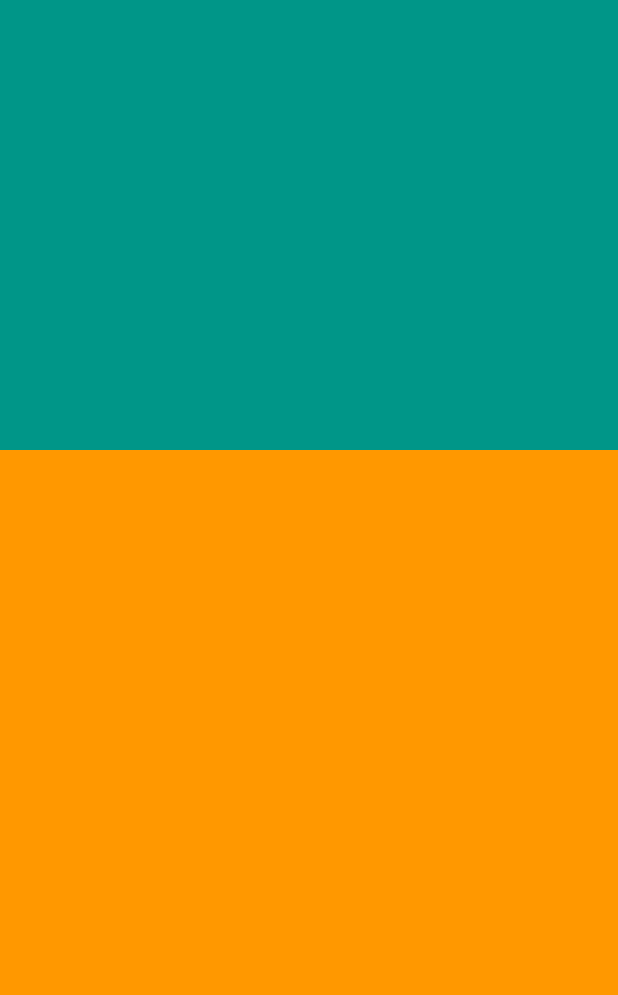
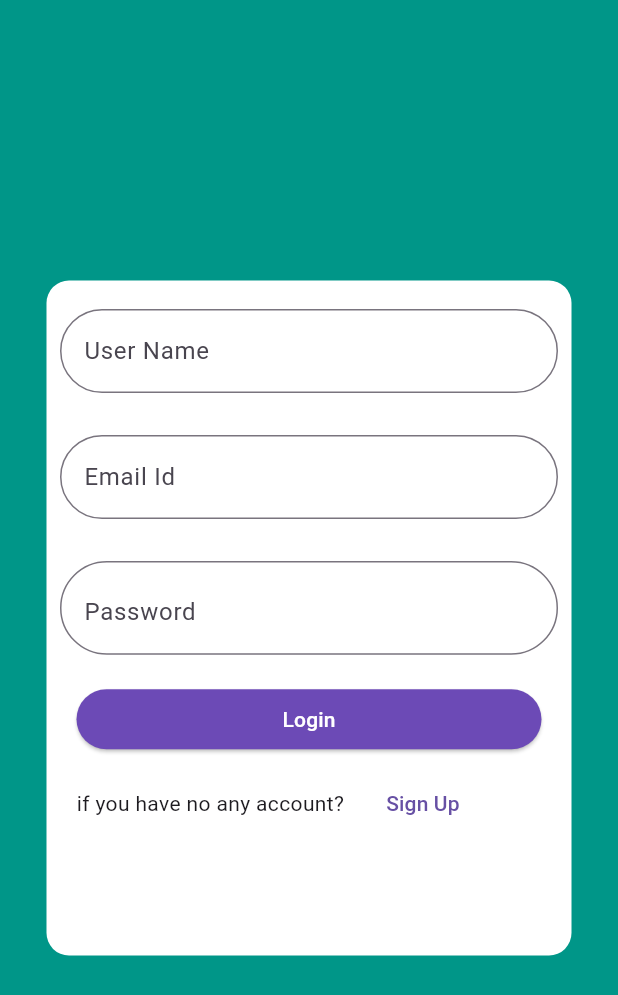
Before and after one commit to riyazahmad9129/myapp, a Flutter app: the screen it shows after launch, on a phone screen of 412 x 824 dp. Shown: the top 995 px of the screen. Run offline on Flutter 3.47's test engine with Material 2 defaults, Android fonts, the phone set to English and light mode, and no system bars; our stand-ins replace get.

Commit message:
Login Screen login_controller.dart

```diff
--- /dev/null
+++ b/lib/controller/login_controller.dart
@@ -0,0 +1,5 @@
+import 'package:get/get.dart';
+
+class LoginController extends GetxController {
+  RxBool isPasswordHidden = true.obs;
+}
--- a/lib/login.dart
+++ /dev/null
@@ -1,32 +0,0 @@
-import 'package:flutter/material.dart';
-
-class LoginScreen extends StatefulWidget {
-  const LoginScreen({Key? key}) : super(key: key);
-
-  @override
-  State<LoginScreen> createState() => _LoginScreenState();
-}
-
-class _LoginScreenState extends State<LoginScreen> {
-  @override
-  Widget build(BuildContext context) {
-    return Scaffold(
-      body: SingleChildScrollView(
-        child: Column(
-          children: [
-            Container(
-              height: 300,
-              width: double.maxFinite,
-              color: Colors.teal,
-            ),
-            Container(
-              height: 600,
-              width: double.maxFinite,
-              color: Colors.orange,
-            )
-          ],
-        ),
-      ),
-    );
-  }
-}
--- /dev/null
+++ b/lib/login_screen.dart
@@ -0,0 +1,183 @@
+import 'package:flutter/material.dart';
+import 'package:untitled3/controller/login_controller.dart';
+import 'package:untitled3/signup.dart';
+import 'package:untitled3/theme.dart';
+import 'package:get/get.dart';
+
+class LoginScreen extends StatefulWidget {
+  const LoginScreen({Key? key}) : super(key: key);
+
+  @override
+  State<LoginScreen> createState() => _LoginScreenState();
+}
+
+class _LoginScreenState extends State<LoginScreen> {
+  final TextEditingController _emailController = TextEditingController();
+  final TextEditingController _passwordController = TextEditingController();
+  final GlobalKey<FormState> _formKey = GlobalKey();
+  final LoginController _loginController = Get.put(LoginController());
+
+  @override
+  Widget build(BuildContext context) {
+    return Scaffold(
+      backgroundColor: Colors.teal.shade500,
+      body: Center(
+        child: Form(
+          key: _formKey,
+          child: Container(
+            height: 450,
+            width: 350,
+            decoration: BoxDecoration(
+              color: Colors.white,
+              borderRadius: BorderRadius.circular(15),
+            ),
+            child: SingleChildScrollView(
+              child: Column(
+                children: [
+                  const SizedBox(
+                    height: 10,
+                  ),
+                  Padding(
+                    padding: const EdgeInsets.all(9.0),
+                    child: TextFormField(
+                      textInputAction: TextInputAction.next,
+                      validator: (value) {
+                        if (value == null || value.isEmpty) {
+                          return 'This field is required';
+                        }
+                        return null;
+                      },
+                      decoration: const InputDecoration(
+                        hintText: "User Name",
+                        border: OutlineInputBorder(
+                          borderRadius: BorderRadius.all(
+                            Radius.circular(30),
+                          ),
+                        ),
+                      ),
+                    ),
+                  ),
+                  const SizedBox(
+                    height: 10,
+                  ),
+                  Padding(
+                    padding: const EdgeInsets.all(9.0),
+                    child: TextFormField(
+                      textInputAction: TextInputAction.next,
+                      controller: _emailController,
+                      validator: (value) {
+                        if (value == null || value.isEmpty) {
+                          return 'This field is required';
+                        }
+                        return null;
+                      },
+                      decoration: const InputDecoration(
+                        hintText: "Email Id",
+                        border: OutlineInputBorder(
+                          borderRadius: BorderRadius.all(
+                            Radius.circular(30),
+                          ),
+                        ),
+                      ),
+                    ),
+                  ),
+                  const SizedBox(
+                    height: 10,
+                  ),
+                  Padding(
+                    padding: const EdgeInsets.all(9.0),
+                    child: Obx(
+                      () => TextFormField(
+                        textInputAction: TextInputAction.next,
+                        controller: _passwordController,
+                        validator: (value) {
+                          if (value == null || value.isEmpty) {
+                            return 'This field is required';
+                          }
+                          return null;
+                        },
+                        obscureText: _loginController.isPasswordHidden.value,
+                        decoration: InputDecoration(
+                          hintText: "Password",
+                          suffix: Padding(
+                            padding: const EdgeInsets.only(right: 10),
+                            child: GestureDetector(
+                              onTap: () {
+                                _loginController.isPasswordHidden(
+                                    !_loginController.isPasswordHidden.value);
+                                setState(() {});
+                              },
+                              child: Icon(
+                                  _loginController.isPasswordHidden.value
+                                      ? Icons.visibility
+                                      : Icons.visibility_off),
+                            ),
+                          ),
+                          border: const OutlineInputBorder(
+                            borderRadius: BorderRadius.all(
+                              Radius.circular(70),
+                            ),
+                          ),
+                        ),
+                      ),
+                    ),
+                  ),
+                  const SizedBox(
+                    height: 10,
+                  ),
+                  Padding(
+                    padding: const EdgeInsets.symmetric(horizontal: 20),
+                    child: ElevatedButton(
+                      onPressed: () {
+                        _emailController.text = "";
+                        if (!_formKey.currentState!.validate()) {
+                          return;
+                        }
+                      },
+                      style: ElevatedButton.styleFrom(
+                          backgroundColor: MyTheme.primary),
+                      child: const Padding(
+                        padding: EdgeInsets.symmetric(vertical: 8.0),
+                        child: Center(
+                          child: Text(
+                            "Login",
+                            style: TextStyle(color: Colors.white),
+                          ),
+                        ),
+                      ),
+                    ),
+                  ),
+                  Row(
+                    children: [
+                      const SizedBox(
+                        width: 20,
+                      ),
+                      const Text('if you have no any account?'),
+                      const SizedBox(
+                        width: 8,
+                      ),
+                      Padding(
+                        padding: const EdgeInsets.all(8.0),
+                        child: TextButton(
+                          onPressed: () {
+                            Navigator.push(
+                              context,
+                              MaterialPageRoute(
+                                builder: (context) => const SignUpScreen(),
+                              ),
+                            );
+                          },
+                          child: const Text('Sign Up'),
+                        ),
+                      )
+                    ],
+                  )
+                ],
+              ),
+            ),
+          ),
+        ),
+      ),
+    );
+  }
+}
--- a/lib/main.dart
+++ b/lib/main.dart
@@ -1,24 +1,26 @@
 import 'package:flutter/material.dart';
+import 'package:get/get.dart';
+import 'package:untitled3/login_screen.dart';
+import 'package:untitled3/n_singup.dart';
+import 'package:untitled3/signup.dart';
 import 'package:untitled3/screen.dart';
 
 void main() {
   runApp(const MyApp());
 }
 
-class MyApp extends StatefulWidget {
+class MyApp extends StatelessWidget {
   const MyApp({Key? key}) : super(key: key);
 
   @override
-  State<MyApp> createState() => _MyAppState();
-}
-
-class _MyAppState extends State<MyApp> {
-  @override
   Widget build(BuildContext context) {
-    return const MaterialApp(
+    return GetMaterialApp(
+      theme: ThemeData(
+        primaryColor: Colors.blue,
+        useMaterial3: true,
+      ),
       debugShowCheckedModeBanner: false,
-      color: Colors.blue,
-      home: SplashScreen(),
+      home: const LoginScreen(),
     );
   }
 }
--- a/lib/screen.dart
+++ b/lib/screen.dart
@@ -1,7 +1,7 @@
 import 'dart:async';
 
 import 'package:flutter/material.dart';
-import 'package:untitled3/login.dart';
+import 'package:untitled3/signup.dart';
 
 class SplashScreen extends StatefulWidget {
   const SplashScreen({Key? key}) : super(key: key);
@@ -21,11 +21,11 @@ class _SplashScreenState extends State<SplashScreen>
     _animationDouble =
         Tween(begin: 2.0, end: 1.0).animate(_animationController);
     _animationController.forward();
-    Timer(const Duration(seconds: 6), () {
+    Timer(const Duration(seconds: 5), () {
       Navigator.pushReplacement(
         context,
         MaterialPageRoute(
-          builder: (context) => const LoginScreen(),
+          builder: (context) => const SignUpScreen(),
         ),
       );
     });
--- /dev/null
+++ b/lib/theme.dart
@@ -0,0 +1,10 @@
+import 'package:flutter/material.dart';
+
+class MyTheme {
+  static const Color primary = Color(0xFF6C4AB6);
+  static const Color secondary = Color(0xFF8D72E1);
+  static const Color purple = Color(0xFF8D9EFF);
+  static const Color primaryContainer = Color(0xFF1b0161);
+  static const Color primaryContainerLight = Color(0xFFe6deff);
+  static const Color blueLight = Color(0xFFB9E0FF);
+}
--- a/pubspec.yaml
+++ b/pubspec.yaml
@@ -35,6 +35,8 @@ dependencies:
   # The following adds the Cupertino Icons font to your application.
   # Use with the CupertinoIcons class for iOS style icons.
   cupertino_icons: ^1.0.2
+  sqflite: ^2.2.8+4
+  get: ^4.6.5
 
 dev_dependencies:
   flutter_test:
@@ -59,7 +61,8 @@ flutter:
   uses-material-design: true
 
   # To add assets to your application, add an assets section, like this:
-  # assets:
+  #assets:
+
   #   - images/a_dot_burr.jpeg
   #   - images/a_dot_ham.jpeg
 
```
Also changed, not shown: lib/db/db_query.dart (added, +14 -0 lines), lib/n_singup.dart (added, +87 -0 lines), lib/signup.dart (added, +197 -0 lines), lib/text_field.dart (added, +57 -0 lines), lib/assets/asignup.jpg (added), lib/assets/login.png (added), lib/login_controller.dart (added), pubspec.lock, 3 other files.
